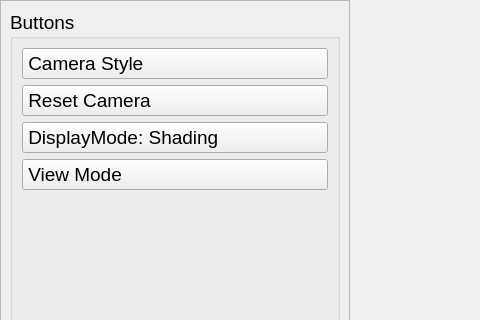
Before: the Qt Designer form RenderWindow.ui in Pat-Tron/GeoAlgorithmStudy, drawn with Qt 5; both pictures show x 0 to 480 and y 0 to 320 of the 1100 by 600 pixel window.
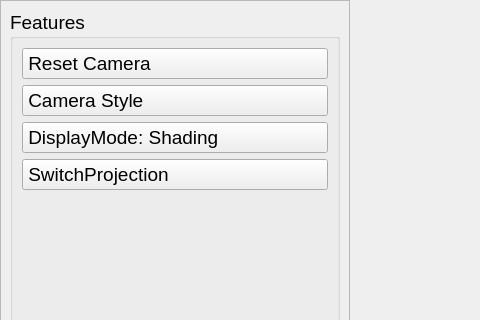
After: the same form once the commit is applied. Custom widgets are drawn as their Qt base class.

Commit message: Switch projection (Orthographic/Perspective).

Patch:
```diff
--- a/RenderWindow.ui
+++ b/RenderWindow.ui
@@ -65,27 +65,12 @@
           </sizepolicy>
          </property>
          <property name="title">
-          <string>Buttons</string>
+          <string>Features</string>
          </property>
          <layout class="QVBoxLayout" name="verticalLayout">
           <property name="sizeConstraint">
            <enum>QLayout::SetDefaultConstraint</enum>
           </property>
-          <item>
-           <widget class="QPushButton" name="pushButton_CamStyle">
-            <property name="font">
-             <font>
-              <pointsize>14</pointsize>
-             </font>
-            </property>
-            <property name="styleSheet">
-             <string notr="true">text-align : left;</string>
-            </property>
-            <property name="text">
-             <string> Camera Style</string>
-            </property>
-           </widget>
-          </item>
           <item>
            <widget class="QPushButton" name="pushButton_CamReset">
             <property name="font">
@@ -101,6 +86,21 @@
             </property>
            </widget>
           </item>
+          <item>
+           <widget class="QPushButton" name="pushButton_CamStyle">
+            <property name="font">
+             <font>
+              <pointsize>14</pointsize>
+             </font>
+            </property>
+            <property name="styleSheet">
+             <string notr="true">text-align : left;</string>
+            </property>
+            <property name="text">
+             <string> Camera Style</string>
+            </property>
+           </widget>
+          </item>
           <item>
            <widget class="QPushButton" name="pushButton_SwitchDisplayMode">
             <property name="styleSheet">
@@ -122,7 +122,7 @@
              <string notr="true">text-align : left;</string>
             </property>
             <property name="text">
-             <string> View Mode</string>
+             <string> SwitchProjection</string>
             </property>
            </widget>
           </item>
```
Left out of the diff: 2 changed lines with no effect on the pictures. The commit also changes 3 other files.
